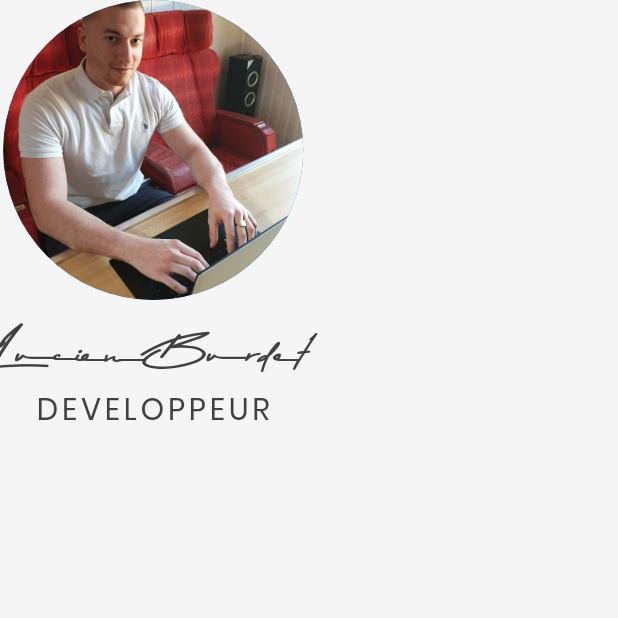
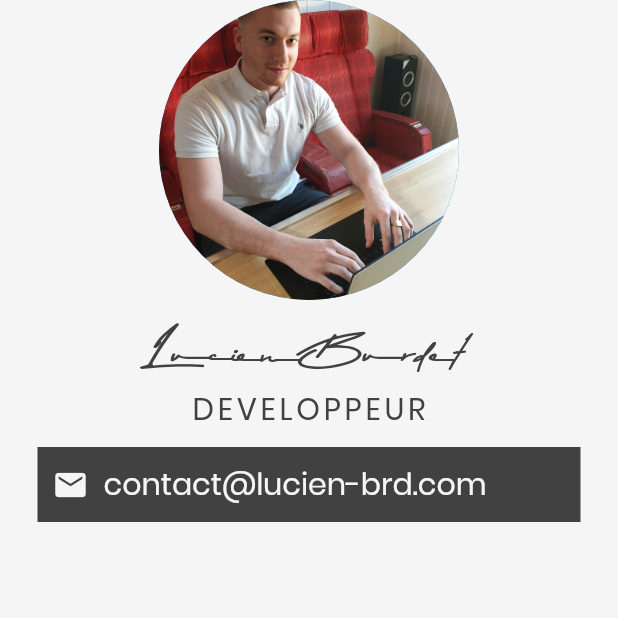
Before and after one commit to lucianoBrd/lucianoCard, a Flutter app: the screen it shows after launch, on a phone screen of 412 x 824 dp, the top half of it. Run offline on Flutter 3.47's test engine with Material 2 defaults, Android fonts, the phone set to English and light mode, and no system bars.

Commit message:
add card

```diff
--- a/lib/main.dart
+++ b/lib/main.dart
@@ -35,6 +35,33 @@ class MyApp extends StatelessWidget {
                   letterSpacing: 2.5,
                 ),
               ),
+              Container(
+                color: Color(0xff414141),
+                margin: EdgeInsets.symmetric(
+                  vertical: 10.0,
+                  horizontal: 25.0,
+                ),
+                padding: EdgeInsets.all(10.0),
+                child: Row(
+                  children: <Widget>[
+                    Icon(
+                      Icons.email,
+                      color: Color(0xfff5f5f5),
+                    ),
+                    SizedBox(
+                      width: 10.0,
+                    ),
+                    Text(
+                      'contact@lucien-brd.com',
+                      style: TextStyle(
+                        color: Color(0xfff5f5f5),
+                        fontFamily: 'Poppins',
+                        fontSize: 20.0,
+                      ),
+                    ),
+                  ],
+                ),
+              ),
             ],
           ),
         ),
```
